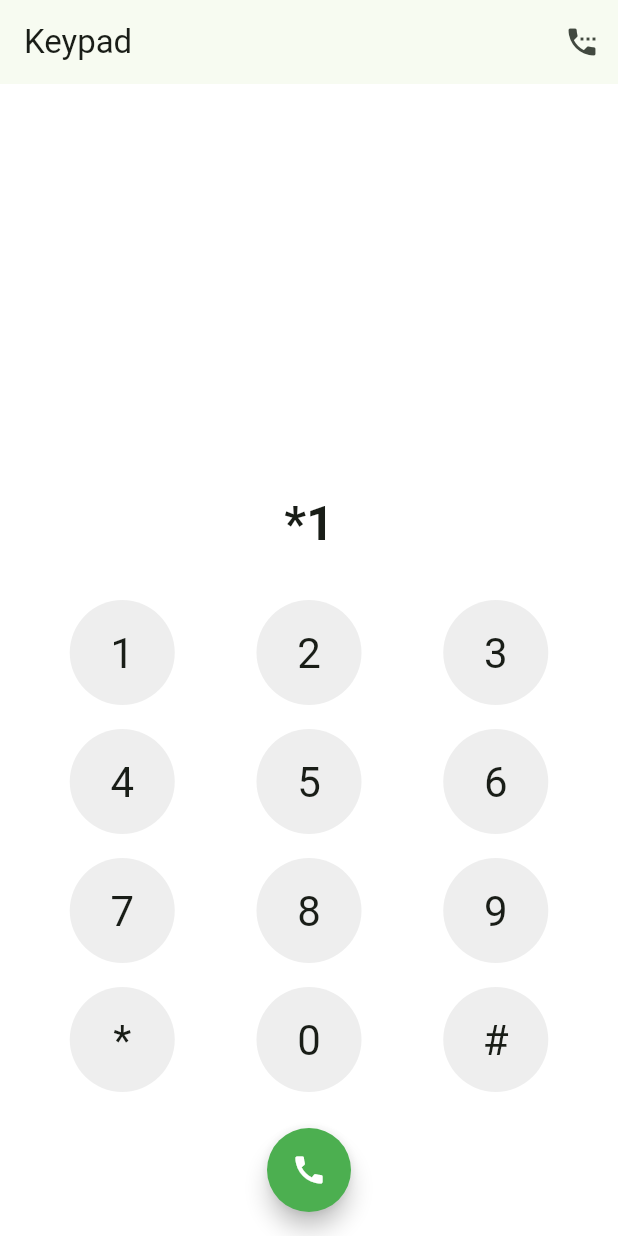
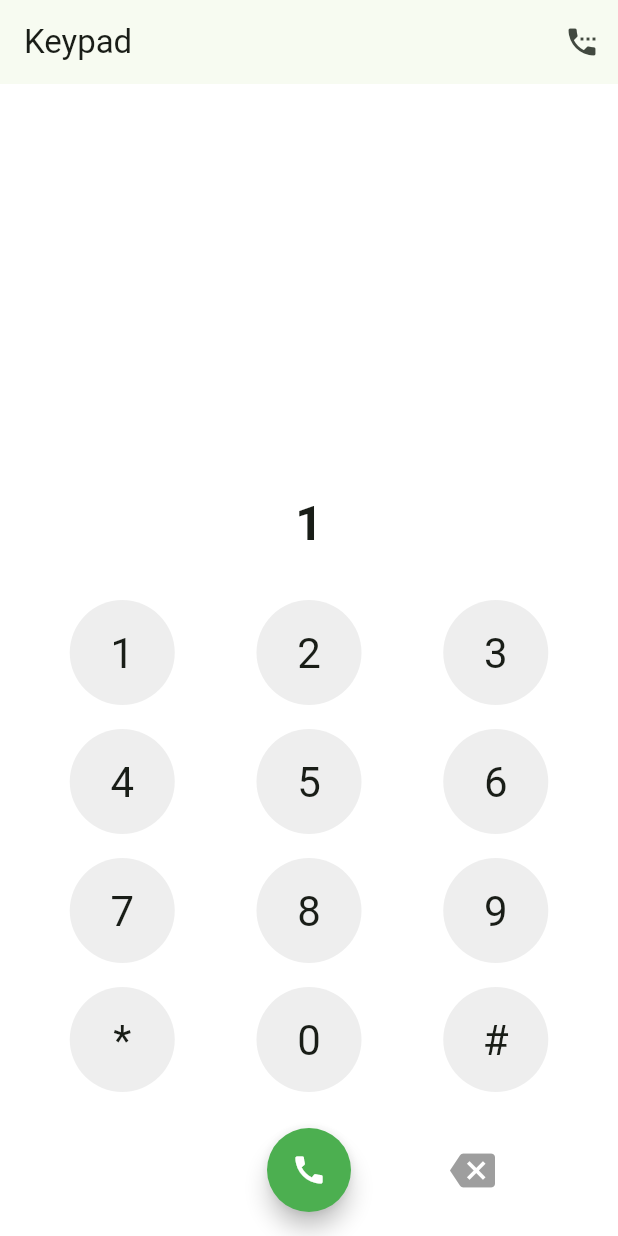
Before and after one commit to dharsahan/dailer, a Flutter app: the screen it shows after launch, after a tap on an icon or button, on a phone screen of 412 x 824 dp. Run offline on Flutter 3.47's test engine with Material 3 defaults, Android fonts, the phone set to English and light mode, and no system bars; our stand-ins replace equatable, flutter_bloc; Roboto replaces fonts that are missing (San Francisco).

Commit message:
Refactor ContactRepository and add delete button
- Refactored `ContactRepository` to use a long-lived Isolate for contact searching, improving performance by avoiding repeated isolate spawning and data seeding.
- Added a backspace button to the `DialerPage` keypad to allow users to delete digits, utilizing the previously unused `_onDelete` method.
- Implemented `dispose` method in `ContactRepository` to properly clean up the Isolate.

```diff
--- a/lib/features/contacts/contact_repository.dart
+++ b/lib/features/contacts/contact_repository.dart
@@ -1,17 +1,31 @@
+import 'dart:async';
 import 'dart:isolate';
 
 import '../../core/trie.dart';
 
 class ContactRepository {
+  SendPort? _sendPort;
+  final Completer<void> _isolateReady = Completer<void>();
+  Isolate? _isolate;
+
+  ContactRepository() {
+    _initIsolate();
+  }
+
+  Future<void> _initIsolate() async {
+    final receivePort = ReceivePort();
+    _isolate = await Isolate.spawn(_isolateEntry, receivePort.sendPort);
+    _sendPort = await receivePort.first as SendPort;
+    _isolateReady.complete();
+  }
+
   // Simulating contact fetching and indexing in an Isolate
   Future<List<String>> searchContacts(String query) async {
-    final receivePort = ReceivePort();
-    await Isolate.spawn(_isolateEntry, receivePort.sendPort);
+    await _isolateReady.future;
 
-    final sendPort = await receivePort.first as SendPort;
+    // We create a temporary ReceivePort for this specific request
     final responsePort = ReceivePort();
-
-    sendPort.send([query, responsePort.sendPort]);
+    _sendPort!.send([query, responsePort.sendPort]);
     return await responsePort.first as List<String>;
   }
 
@@ -24,6 +38,10 @@ class ContactRepository {
     _seedContacts(trie);
 
     port.listen((message) {
+      if (message == 'kill') {
+        port.close();
+        return;
+      }
       final query = message[0] as String;
       final replyPort = message[1] as SendPort;
 
@@ -46,4 +64,9 @@ class ContactRepository {
     // Adding "John" -> 5646
     trie.insert("5646", "John");
   }
+
+  void dispose() {
+    _isolate?.kill(priority: Isolate.immediate);
+    _isolate = null;
+  }
 }
--- a/lib/main.dart
+++ b/lib/main.dart
@@ -53,7 +53,6 @@ class _DialerPageState extends State<DialerPage> {
     _searchContacts();
   }
 
-  // ignore: unused_element
   void _onDelete() {
     if (_input.isNotEmpty) {
       setState(() {
@@ -143,7 +142,11 @@ class _DialerPageState extends State<DialerPage> {
         _buildRow(['*', '0', '#']),
         Padding(
           padding: const EdgeInsets.all(16.0),
-          child: FloatingActionButton(
+          child: Row(
+            mainAxisAlignment: MainAxisAlignment.spaceEvenly,
+            children: [
+              const SizedBox(width: 48), // Spacer to balance layout
+              FloatingActionButton(
                 backgroundColor: Colors.green,
                 shape: const CircleBorder(),
                 onPressed: () async {
@@ -159,6 +162,12 @@ class _DialerPageState extends State<DialerPage> {
                   }
                 },
                 child: const Icon(Icons.call, color: Colors.white),
+              ),
+              IconButton(
+                onPressed: _onDelete,
+                icon: const Icon(Icons.backspace, size: 30, color: Colors.grey),
+              ),
+            ],
           ),
         ),
       ],
```
Lines whose indentation alone changed are shown as unchanged.
